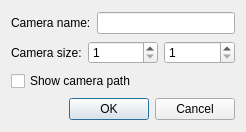
First picture: the form in core_lib/ui/camerapropertiesdialog.ui, repository pencil2d/pencil, before the edit.
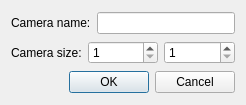
Second picture: the form after the edit.

Commit message: Set show camera path in context menu

```diff
--- a/core_lib/ui/camerapropertiesdialog.ui
+++ b/core_lib/ui/camerapropertiesdialog.ui
@@ -7,7 +7,7 @@
     <x>0</x>
     <y>0</y>
     <width>246</width>
-    <height>132</height>
+    <height>105</height>
    </rect>
   </property>
   <property name="windowTitle">
@@ -59,13 +59,6 @@
      </item>
     </layout>
    </item>
-   <item>
-    <widget class="QCheckBox" name="checkBoxShowPath">
-     <property name="text">
-      <string>Show camera path</string>
-     </property>
-    </widget>
-   </item>
    <item>
     <widget class="QDialogButtonBox" name="buttonBox">
      <property name="orientation">
```
The commit also changes 6 other files.
